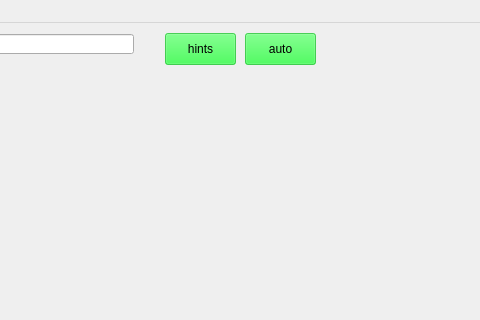
First picture: the form in main_game_window.ui, repository jiangzc/QtLianliankan, before the edit; both pictures show x 485 to 965 and y 0 to 320 of the 1100 by 650 pixel window.
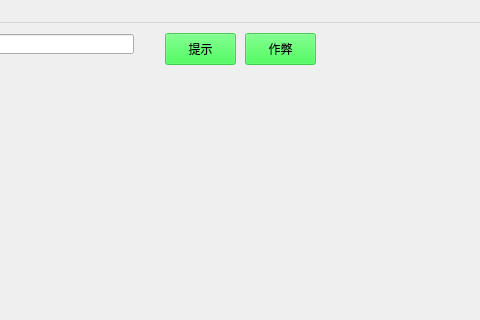
Second picture: the form after the edit. Icons and pictures are not drawn.

Diff of the .ui file:
```diff
--- a/main_game_window.ui
+++ b/main_game_window.ui
@@ -57,7 +57,7 @@
      <string notr="true">background-color: rgba(11, 255, 36, 161);</string>
     </property>
     <property name="text">
-     <string>hints</string>
+     <string>提示</string>
     </property>
    </widget>
    <widget class="QPushButton" name="robot_btn">
@@ -73,7 +73,7 @@
      <string notr="true">background-color: rgba(11, 255, 36, 161);</string>
     </property>
     <property name="text">
-     <string>auto</string>
+     <string>作弊</string>
     </property>
    </widget>
   </widget>
```
Left out of the diff: 2 changed lines with no effect on the pictures.
